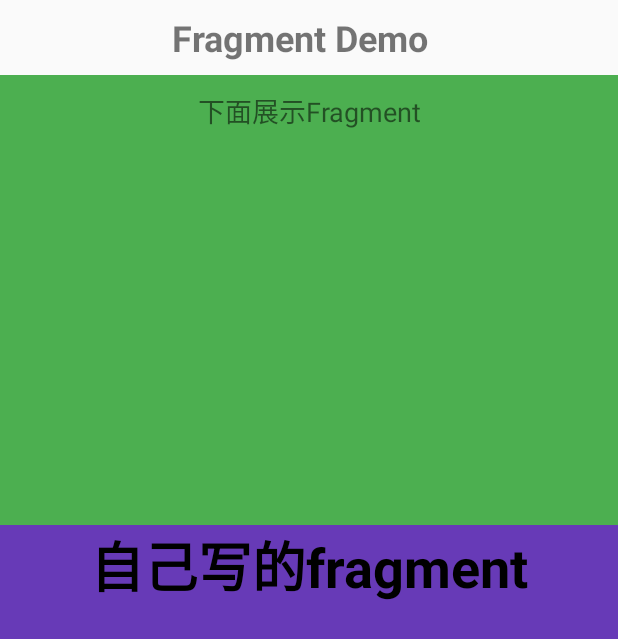
After one commit to lei2350934xj/AndroidLearning, an Android app: the FragmentDisplay screen opened directly, with no data from a screen before it, on a phone screen of 412 x 824 dp. The commit adds this screen. Shown: the top 639 px of the screen. Run offline under Robolectric (Android 15) with nearby library versions, the phone set to English and light mode, and no system bars.

Commit message:
Fragment静态加载

```diff
--- a/app/src/main/AndroidManifest.xml
+++ b/app/src/main/AndroidManifest.xml
@@ -66,6 +66,7 @@
         <activity android:name=".IntentServiceView"></activity>
         <activity android:name=".BroadcastDisplay"></activity>
         <activity android:name=".ProviderDisplay"></activity>
+        <activity android:name=".FragmentDisplay"></activity>
 
         <!--    除了Activity以外 Service也必须在Manifest中注册才能使用    -->
         <service android:name=".ServiceDisplay"></service>
--- /dev/null
+++ b/app/src/main/java/com/example/helloworld/FragmentDisplay.java
@@ -0,0 +1,13 @@
+package com.example.helloworld;
+
+import android.app.Activity;
+//import android.support.v4.app.FragmentActivity;
+import android.os.Bundle;
+
+public class FragmentDisplay extends Activity {
+    @Override
+    protected void onCreate(Bundle savedInstanceState) {
+        super.onCreate(savedInstanceState);
+        setContentView(R.layout.activity_fragment);
+    }
+}
--- /dev/null
+++ b/app/src/main/java/com/example/helloworld/Fragmentone.java
@@ -0,0 +1,16 @@
+package com.example.helloworld;
+
+import android.os.Bundle;
+import android.app.Fragment;
+import android.view.LayoutInflater;
+import android.view.View;
+import android.view.ViewGroup;
+
+public class Fragmentone extends Fragment {
+
+    @Override
+    public View onCreateView(LayoutInflater inflater, ViewGroup container, Bundle savedInstanceState) {
+        View view = inflater.inflate(R.layout.activity_custom_fragment, container,false);
+        return view;
+    }
+}
--- a/app/src/main/java/com/example/helloworld/MainActivity.java
+++ b/app/src/main/java/com/example/helloworld/MainActivity.java
@@ -115,6 +115,9 @@ public class MainActivity extends AppCompatActivity implements OnClickListener {
 
         Button btn_intent_provider = findViewById(R.id.btn_provider);
         btn_intent_provider.setOnClickListener(this);
+
+        Button btn_intent_fragment = findViewById(R.id.btn_fragment);
+        btn_intent_fragment.setOnClickListener(this);
     }
 
     public void onClick(View v) {
@@ -122,6 +125,8 @@ public class MainActivity extends AppCompatActivity implements OnClickListener {
             case R.id.btn_ui_learning :
                 /**
                  *  从另一个 Activity 中启动某个 Activity
+                 *  参数一：包名
+                 *  参数二：类名 ==》从而限定要启动哪个activity
                  */
                 Intent intent_ui_learning = new Intent(MainActivity.this, UiLearning.class);
                 startActivity(intent_ui_learning);
@@ -244,6 +249,10 @@ public class MainActivity extends AppCompatActivity implements OnClickListener {
                 Intent intent_provider = new Intent(MainActivity.this, ProviderDisplay.class);
                 startActivity(intent_provider);
                 break;
+            case R.id.btn_fragment:
+                Intent intent_fragment = new Intent(MainActivity.this, FragmentDisplay.class);
+                startActivity(intent_fragment);
+                break;
         }
 
     }
--- /dev/null
+++ b/app/src/main/res/layout/activity_custom_fragment.xml
@@ -0,0 +1,21 @@
+<?xml version="1.0" encoding="utf-8"?>
+<LinearLayout
+    xmlns:android="http://schemas.android.com/apk/res/android"
+    android:orientation="horizontal"
+    android:layout_width="fill_parent"
+    android:layout_height="fill_parent"
+    android:background="#673AB7">
+
+    <TextView
+        android:layout_width="match_parent"
+        android:layout_height="50dp"
+        android:text="自己写的fragment"
+        android:textColor="#000000"
+        android:textStyle="bold"
+        android:textAlignment="center"
+        android:gravity="center"
+        android:textSize="36sp" />
+
+    <!-- More GUI components go here  -->
+
+</LinearLayout>
--- /dev/null
+++ b/app/src/main/res/layout/activity_fragment.xml
@@ -0,0 +1,43 @@
+<?xml version="1.0" encoding="utf-8"?>
+<LinearLayout xmlns:android="http://schemas.android.com/apk/res/android"
+    xmlns:tools="http://schemas.android.com/tools"
+    android:layout_width="match_parent"
+    android:layout_height="match_parent"
+    android:orientation="vertical"
+    tools:context=".MainActivity">
+    <TextView
+        android:layout_width="400dp"
+        android:layout_height="50dp"
+        android:textSize="24sp"
+        android:textStyle="bold"
+        android:textAlignment="center"
+        android:gravity="center"
+        android:text="Fragment Demo"
+        />
+
+    <LinearLayout
+        android:id="@+id/ll_layout"
+        android:layout_width="match_parent"
+        android:layout_height="300dp"
+        android:padding="10dp"
+        android:background="#4CAF50"
+        android:orientation="vertical" >
+
+        <TextView
+            android:layout_width="match_parent"
+            android:layout_height="wrap_content"
+            android:text="下面展示Fragment"
+            android:textAlignment="center"
+            android:textSize="18sp"
+            android:gravity="center"
+            />
+    </LinearLayout>
+
+    <fragment
+        android:id="@+id/custom_fragment"
+        android:name="com.example.helloworld.Fragmentone"
+        android:layout_width="match_parent"
+        android:layout_height="match_parent"
+        android:layout_weight="1" />
+
+</LinearLayout>
--- a/app/src/main/res/layout/activity_main.xml
+++ b/app/src/main/res/layout/activity_main.xml
@@ -326,6 +326,12 @@
                 android:layout_height="wrap_content"
                 android:textAllCaps="false"
                 android:text="Intentservice" />
+            <Button
+                android:id="@+id/btn_fragment"
+                android:layout_width="wrap_content"
+                android:layout_height="wrap_content"
+                android:textAllCaps="false"
+                android:text="Fragment" />
 
         </LinearLayout>
         <LinearLayout
```
